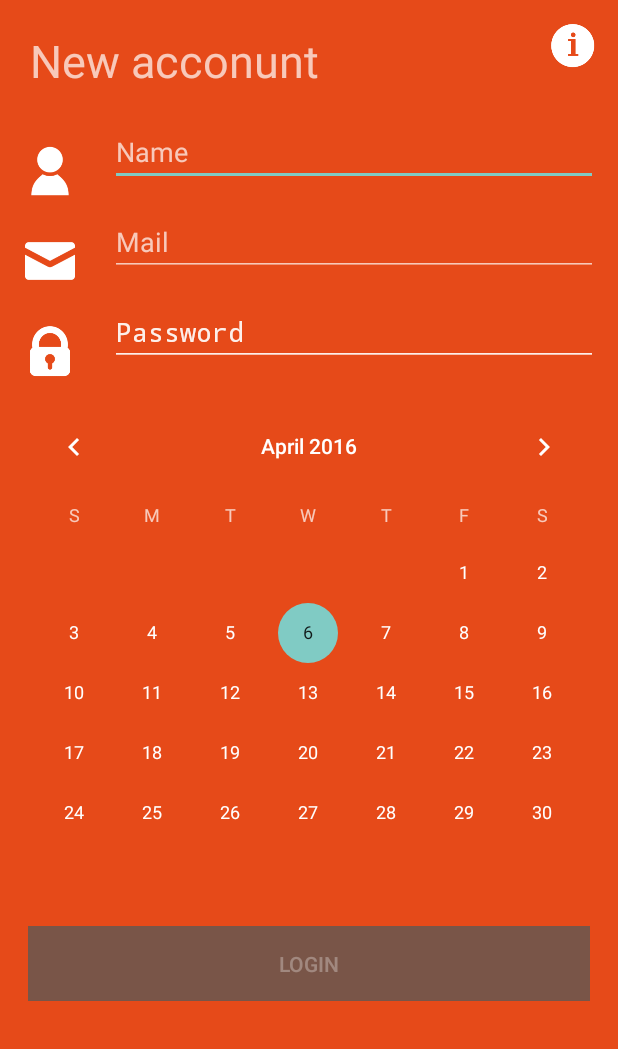
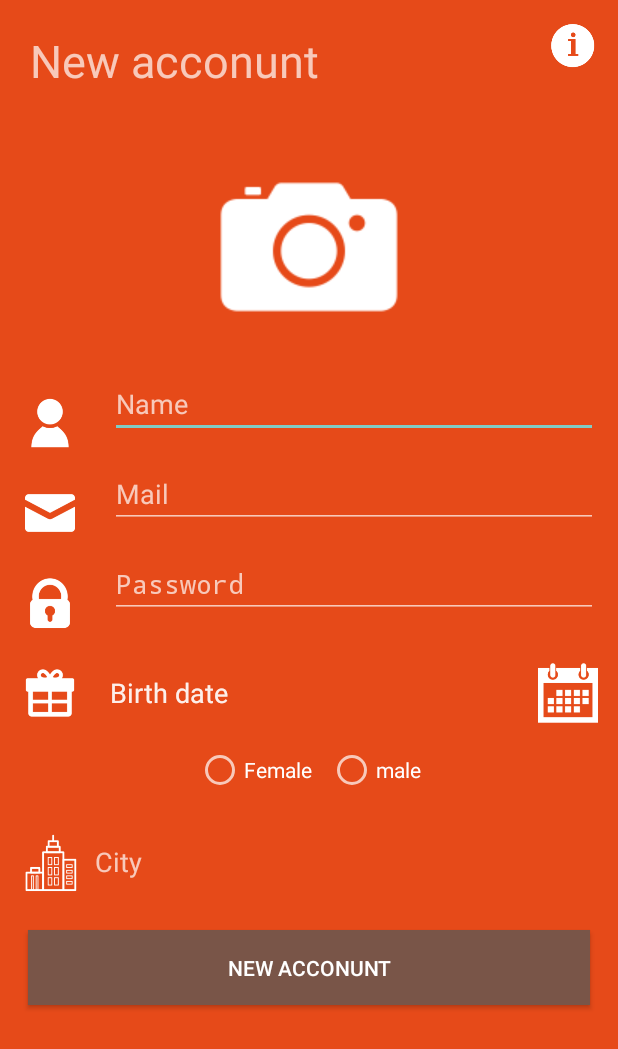
Before and after one commit to intelcapo/Appet, an Android app: the CreateAccount screen opened directly, with no data from a screen before it, on a phone screen of 412 x 824 dp. Shown: the top 1049 px of the screen. Run offline under Robolectric (Android 15) with nearby library versions, the phone set to English and light mode, and no system bars.

Commit message:
new changes

```diff
--- a/app/src/main/AndroidManifest.xml
+++ b/app/src/main/AndroidManifest.xml
@@ -1,5 +1,6 @@
 <?xml version="1.0" encoding="utf-8"?>
 <manifest xmlns:android="http://schemas.android.com/apk/res/android"
+
     package="com.example.diegoh.appet">
 
     <application
--- /dev/null
+++ b/app/src/main/java/Class/DatePickerFragment.java
@@ -0,0 +1,33 @@
+package Class;
+
+import android.app.DatePickerDialog;
+import android.app.Dialog;
+import android.app.DialogFragment;
+import android.os.Bundle;
+import android.widget.DatePicker;
+
+import java.util.Calendar;
+
+/**
+ * Created by DIEGOH on 6/04/2016.
+ */
+public class DatePickerFragment extends DialogFragment  implements DatePickerDialog.OnDateSetListener {
+
+    @Override
+    public Dialog onCreateDialog(Bundle savedInstanceState) {
+        // Use the current date as the default date in the picker
+        final Calendar c = Calendar.getInstance();
+        int year = c.get(Calendar.YEAR);
+        int month = c.get(Calendar.MONTH);
+        int day = c.get(Calendar.DAY_OF_MONTH);
+
+        // Create a new instance of DatePickerDialog and return it
+        return new DatePickerDialog(getActivity(), this, year, month, day);
+    }
+
+
+    @Override
+    public void onDateSet(DatePicker view, int year, int monthOfYear, int dayOfMonth) {
+
+    }
+}
--- /dev/null
+++ b/app/src/main/java/Class/General.java
@@ -0,0 +1,39 @@
+package Class;
+
+import android.app.Activity;
+import android.app.DatePickerDialog;
+import android.widget.DatePicker;
+import android.widget.Toast;
+
+import java.util.Calendar;
+
+/**
+ * Created by DIEGOH on 2/04/2016
+ * Copyright 2016 Sinapsis Soft.
+ */
+public  class General {
+    // Variable for storing current date and time
+    public static int mYear, mMonth, mDay, mHour, mMinute;
+    public  static String sDate=null;
+
+
+    public static  String  dialogCalendar(Activity activity){
+    final Calendar c = Calendar.getInstance();
+
+    mYear = c.get(Calendar.YEAR);
+    mMonth = c.get(Calendar.MONTH);
+    mDay = c.get(Calendar.DAY_OF_MONTH);
+
+    DatePickerDialog dpd = new DatePickerDialog(activity,new DatePickerDialog.OnDateSetListener() {
+
+                @Override
+                public void onDateSet(DatePicker view, int year,
+                                      int monthOfYear, int dayOfMonth) {
+
+                    sDate=dayOfMonth + "-" + (monthOfYear + 1) + "-" + year;
+                }
+            }, mYear, mMonth, mDay);
+    dpd.show();
+        return sDate;
+    }
+}
--- a/app/src/main/java/com/example/diegoh/appet/CreateAccount.java
+++ b/app/src/main/java/com/example/diegoh/appet/CreateAccount.java
@@ -1,16 +1,66 @@
 package com.example.diegoh.appet;
 
 import android.app.Activity;
+import android.app.DatePickerDialog;
+import android.app.DialogFragment;
+import android.app.FragmentManager;
 import android.os.Bundle;
+import android.support.v4.view.GravityCompat;
+import android.support.v4.widget.DrawerLayout;
+import android.view.View;
+import android.widget.Button;
+import android.widget.CalendarView;
+import android.widget.DatePicker;
+import android.widget.ImageView;
+import android.widget.Toast;
 
+import java.util.Calendar;
+import Class.General;
+import  Class.DatePickerFragment;
 /**
  * Created by DIEGOH on 2/04/2016
  * Copyright 2016 Sinapsis Soft.
  */
-public class CreateAccount extends Activity {
+public class CreateAccount extends Activity implements View.OnClickListener{
+    private Button button;
+    private ImageView imgDate;
+
     @Override
     protected void onCreate(Bundle savedInstanceState) {
         super.onCreate(savedInstanceState);
         setContentView(R.layout.create_account);
+        button=(Button)findViewById(R.id.btnLogin);
+        button.setOnClickListener(this);
+
+        imgDate=(ImageView)findViewById(R.id.imgDate);
+        imgDate.setOnClickListener(this);
     }
+
+    @Override
+    public void onClick(View v) {
+
+        switch (v.getId())
+        {
+
+            case R.id.btnLogin:
+            break;
+            case R.id.imgDate:
+                Toast.makeText(this,General.dialogCalendar(this),Toast.LENGTH_LONG).show();
+                break;
+        }
+
+    }
+
+    @Override
+    public void onBackPressed() {
+
+            super.onBackPressed();
+            overridePendingTransition(R.anim.pull_in_right, R.anim.push_out_left);
+
+
+
+    }
+
+
+
 }
--- a/app/src/main/res/layout/create_account.xml
+++ b/app/src/main/res/layout/create_account.xml
@@ -15,19 +15,28 @@
         android:layout_alignParentRight="true"
         android:layout_margin="15dp"
         android:contentDescription="imgInformation" />
-
     <TextView
 
         android:layout_width="wrap_content"
         android:layout_height="wrap_content"
-        android:id="@+id/imgLogo"
-        android:textSize="30dp"
+        android:id="@+id/TextLogo"
+        android:textSize="30sp"
         android:text="@string/titleAccount"
         android:layout_alignParentTop="true"
         android:layout_alignParentLeft="true"
         android:layout_centerHorizontal="true"
         android:layout_margin="20dp"
         android:contentDescription="imgLogo" />
+    <ImageView
+        android:layout_width="match_parent"
+        android:layout_height="wrap_content"
+        android:id="@+id/imgLogo"
+        android:src="@drawable/icon_phone"
+        android:layout_margin="20dp"
+        android:layout_below="@+id/TextLogo"
+        android:contentDescription="imgLogo" />
+
+
 
 
         <ScrollView
@@ -39,7 +48,8 @@
 
             <RelativeLayout
                 android:layout_width="match_parent"
-                android:layout_height="wrap_content">
+                android:layout_height="wrap_content"
+                android:id="@+id/container">
 
 
                 <ImageView
@@ -83,6 +93,7 @@
                     android:hint="@string/mail"
                     android:layout_margin="10dp"
                     />
+
                 <ImageView
                     android:contentDescription="imgPassword"
                     android:layout_width="40dp"
@@ -105,49 +116,128 @@
                     android:layout_margin="10dp"
                     />
                 <ImageView
-                    android:contentDescription="imgPa"
+                    android:contentDescription="imgPresent"
                     android:layout_width="40dp"
                     android:layout_height="40dp"
-                    android:layout_below="@+id/imgMail"
-                    android:src="@drawable/icon_security"
+                    android:layout_below="@+id/imgPassword"
+                    android:src="@drawable/icon_present"
                     android:layout_margin="10dp"
                     android:layout_alignParentLeft="true"
-                    android:id="@+id/imgPassword" />
-                <EditText
-                    android:id="@+id/edpassword"
-                    android:inputType="textPassword"
+                    android:id="@+id/imgPresent" />
+                <TextView
+
                     android:layout_width="match_parent"
                     android:layout_height="wrap_content"
-                    android:layout_alignBottom="@+id/imgPassword"
-                    android:layout_toRightOf="@+id/imgPassword"
+                    android:id="@+id/textimgPresent"
+                    android:textSize="18sp"
+                    android:text="@string/birthDate"
+                    android:layout_alignTop="@+id/imgPresent"
+                    android:contentDescription="imgLogo"
+                    android:layout_alignLeft="@+id/edpassword"
+                    android:layout_alignStart="@+id/edpassword"
+                    android:layout_alignBottom="@+id/imgPresent"
+                    android:gravity="fill_vertical"
+                    android:layout_toLeftOf="@+id/imgDate"
+                    android:layout_toStartOf="@+id/imgDate" />
+                <ImageView
+                    android:contentDescription="imgDate"
+                    android:layout_width="40dp"
+                    android:layout_height="40dp"
+                    android:src="@drawable/icon_date"
+                    android:id="@+id/imgDate"
+                    android:layout_alignTop="@+id/textimgPresent"
+                    android:layout_alignRight="@+id/edpassword"
+                    android:layout_alignEnd="@+id/edpassword" />
+
+
+                <RadioGroup
+                    android:id="@+id/groupSex"
+                    android:orientation="horizontal"
+                    android:layout_width="match_parent"
+                    android:layout_height="match_parent"
+                    android:layout_below="@+id/imgDate"
                     android:layout_alignParentRight="true"
-                    android:layout_alignParentEnd="true"
-                    android:hint="@string/password"
+                    android:gravity="center_horizontal"
                     android:layout_margin="10dp"
-                    />
-                <CalendarView
+                    android:layout_alignParentLeft="true">
+
+                    <RadioButton
+                        android:layout_width="wrap_content"
+                        android:layout_height="wrap_content"
+                        android:text="@string/female"
+                        android:layout_margin="5dp"
+                        android:id="@+id/radioFemale" />
+
+                    <RadioButton
+                        android:layout_width="wrap_content"
+                        android:layout_height="wrap_content"
+                        android:layout_margin="5dp"
+                        android:text="@string/male"
+                        android:id="@+id/radioMale" />
+                </RadioGroup>
+
+                <ImageView
+                    android:contentDescription="imgCity"
+                    android:layout_width="40dp"
+                    android:layout_height="40dp"
+                    android:layout_below="@+id/groupSex"
+                    android:src="@drawable/icon_city"
+                    android:layout_margin="10dp"
+                    android:layout_alignParentLeft="true"
+                    android:id="@+id/imgCity" />
+                <TextView
+
                     android:layout_width="match_parent"
                     android:layout_height="wrap_content"
-                    android:layout_below="@+id/imgPassword"
-                    android:id="@+id/calendarView" />
+                    android:id="@+id/textImgCity"
+                    android:textSize="18sp"
+                    android:text="@string/birthDate"
+                    android:layout_alignTop="@+id/imgPresent"
+                    android:contentDescription="imgLogo"
+                    android:layout_alignLeft="@+id/edpassword"
+                    android:layout_alignStart="@+id/edpassword"
+                    android:layout_alignBottom="@+id/imgPresent"
+                    android:gravity="fill_vertical"
+                    android:layout_toLeftOf="@+id/imgDate"
+                    android:layout_toStartOf="@+id/imgDate" />
+
+                <ListView
+                    android:id="@+id/listCity"
+                    android:layout_width="match_parent"
+                    android:layout_height="wrap_content"
+                    android:layout_above="@+id/btnLogin"
+                    android:layout_toEndOf="@+id/textView4"
+                    android:text="listCity"
+                    android:layout_toRightOf="@+id/textView4"
+                    android:layout_margin="5dp" />
 
                 <Button
                     android:id="@+id/btnLogin"
                     android:layout_width="match_parent"
                     android:layout_height="50dp"
-                    android:text="@string/login"
+                    android:text="@string/titleAccount"
                     android:background="@color/button"
-                    android:layout_margin="15dp"
                     android:elevation="10dp"
-                    android:enabled="false"
-                    android:layout_below="@+id/calendarView"
-                    />
+                    android:enabled="true"
 
+                    android:layout_below="@+id/imgCity"
+                    android:layout_centerHorizontal="true"
+                    android:layout_margin="15dp" />
 
+                <TextView
+                    android:layout_width="wrap_content"
+                    android:layout_height="wrap_content"
+                    android:id="@+id/textView4"
+                    android:textSize="18sp"
+                    android:text="@string/city"
+                    android:contentDescription="imgLogo"
+                    android:gravity="fill_vertical"
+                    android:layout_alignTop="@+id/imgCity"
+                    android:layout_toRightOf="@+id/imgCity"
+                    android:layout_toEndOf="@+id/imgCity"
+                    android:layout_alignBottom="@+id/imgCity" />
             </RelativeLayout>
         </ScrollView>
 
 
-
-
 </RelativeLayout>
--- a/app/src/main/res/values/strings.xml
+++ b/app/src/main/res/values/strings.xml
@@ -20,5 +20,13 @@
     <string name="name">Name</string>
     <string name="mail">Mail</string>
     <string name="birthDate">Birth date</string>
+    <string name="sex">Gender</string>
+    <string name="female">Female</string>
+    <string name="male">male</string>
+
+    <string name="city">City</string>
+    <string name="menu_settings">Settings</string>
+    <string name="title_activity_main">MainActivity</string>
+
 
 </resources>
```
Also changed, not shown: app/src/main/res/drawable/icon_city.png (added), app/src/main/res/drawable/icon_date.png (added), app/src/main/res/drawable/icon_phone.png (added), app/src/main/res/drawable/icon_present.png (added).
